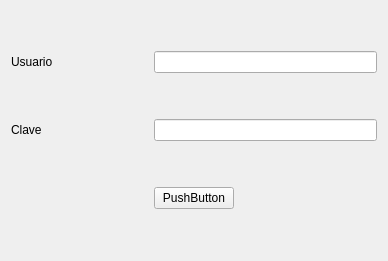
The window that ejercicio06-Ogas/codigo/login.ui (Avril2304/Repositorio-Ogas-Avril-POO) describes before a commit, drawn with Qt 5.
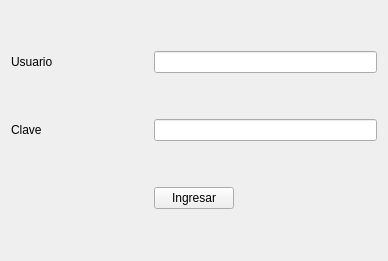
The same window after the commit.

Diff of the .ui file:
```diff
--- a/ejercicio06-Ogas/codigo/login.ui
+++ b/ejercicio06-Ogas/codigo/login.ui
@@ -31,7 +31,7 @@
    <item row="2" column="1">
     <widget class="QPushButton" name="botonIngreso">
      <property name="text">
-      <string>PushButton</string>
+      <string>Ingresar</string>
      </property>
     </widget>
    </item>
```
